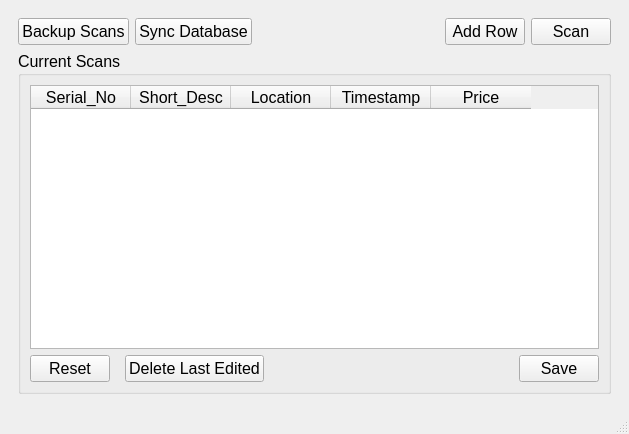
Qt form ScannerInterfaceApp/ScannerApp/UI_Files/MainAppUI.ui (Solomin0/Capstone) before a commit.
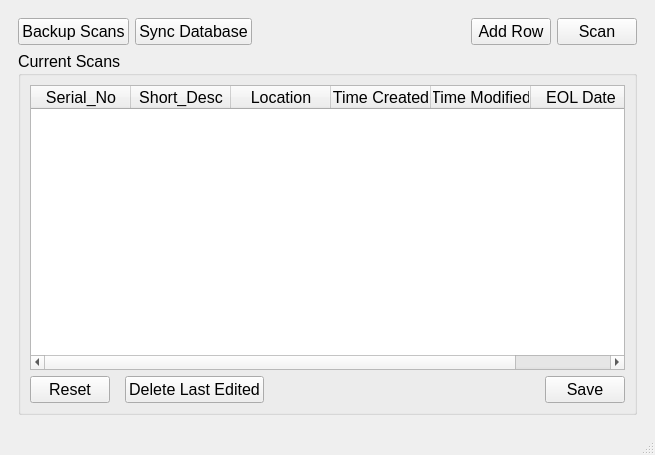
The same form after that commit. Custom widgets are drawn as their Qt base class.

What changed in the file:
```diff
--- a/ScannerInterfaceApp/ScannerApp/UI_Files/MainAppUI.ui
+++ b/ScannerInterfaceApp/ScannerApp/UI_Files/MainAppUI.ui
@@ -6,8 +6,8 @@
    <rect>
     <x>0</x>
     <y>0</y>
-    <width>629</width>
-    <height>434</height>
+    <width>655</width>
+    <height>455</height>
    </rect>
   </property>
   <property name="windowTitle">
@@ -397,12 +397,17 @@
              </column>
              <column>
               <property name="text">
-               <string>Timestamp</string>
+               <string>Time Created</string>
               </property>
              </column>
              <column>
               <property name="text">
-               <string>Price</string>
+               <string>Time Modified</string>
+              </property>
+             </column>
+             <column>
+              <property name="text">
+               <string>EOL Date</string>
               </property>
              </column>
             </widget>
```
Left out of the diff: 14 changed lines with no effect on the pictures.
